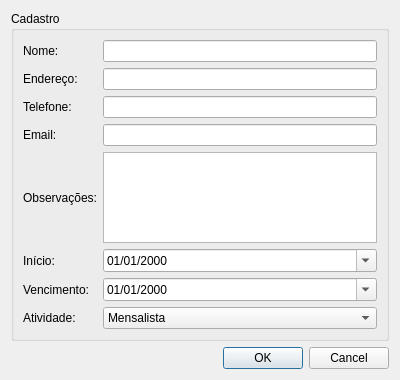
Old version of the form src/registeruser.ui in the repository enriquefynn/VertSys.
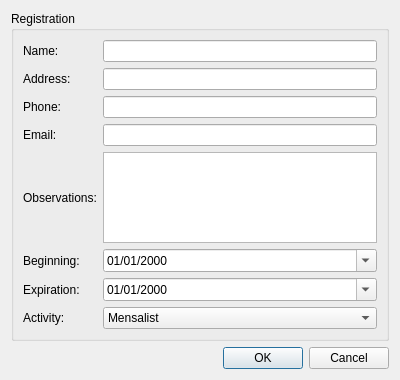
New version of the form.

What changed in the file:
```diff
--- a/src/registeruser.ui
+++ b/src/registeruser.ui
@@ -17,7 +17,7 @@
    <item>
     <widget class="QGroupBox" name="groupBox_register">
      <property name="title">
-      <string>Cadastro</string>
+      <string>Registration</string>
      </property>
      <layout class="QVBoxLayout" name="verticalLayout_2">
       <item>
@@ -25,28 +25,28 @@
         <item row="6" column="0">
          <widget class="QLabel" name="label_5">
           <property name="text">
-           <string>Vencimento:</string>
+           <string>Expiration:</string>
           </property>
          </widget>
         </item>
         <item row="2" column="0">
          <widget class="QLabel" name="label_3">
           <property name="text">
-           <string>Telefone:</string>
+           <string>Phone:</string>
           </property>
          </widget>
         </item>
         <item row="0" column="0">
          <widget class="QLabel" name="label">
           <property name="text">
-           <string>Nome: </string>
+           <string>Name:</string>
           </property>
          </widget>
         </item>
         <item row="1" column="0">
          <widget class="QLabel" name="label_2">
           <property name="text">
-           <string>Endereço: </string>
+           <string>Address:</string>
           </property>
          </widget>
         </item>
@@ -86,7 +86,7 @@
         <item row="5" column="0">
          <widget class="QLabel" name="label_6">
           <property name="text">
-           <string>Início:</string>
+           <string>Beginning:</string>
           </property>
          </widget>
         </item>
@@ -104,7 +104,7 @@
          <widget class="QComboBox" name="comboBox">
           <item>
            <property name="text">
-            <string>Mensalista</string>
+            <string>Mensalist</string>
            </property>
           </item>
           <item>
@@ -117,14 +117,14 @@
         <item row="8" column="0">
          <widget class="QLabel" name="label_7">
           <property name="text">
-           <string>Atividade:</string>
+           <string>Activity:</string>
           </property>
          </widget>
         </item>
         <item row="4" column="0">
          <widget class="QLabel" name="label_8">
           <property name="text">
-           <string>Observações:</string>
+           <string>Observations:</string>
           </property>
          </widget>
         </item>
```
Left out of the diff: 2 changed lines with no effect on the pictures.
